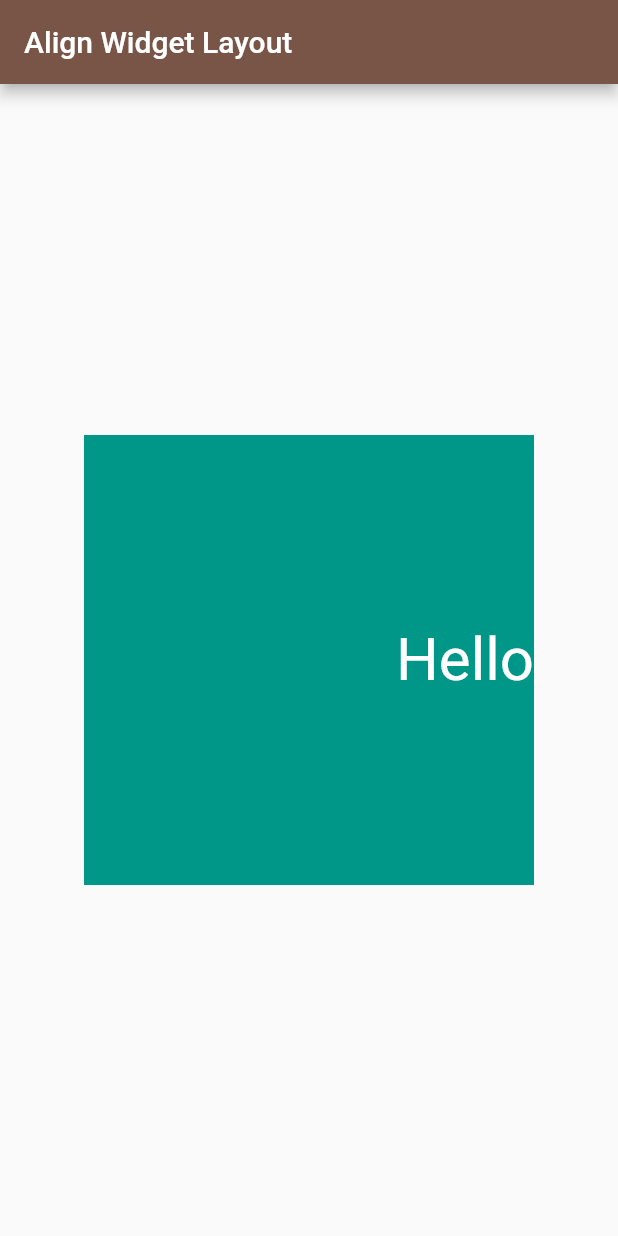
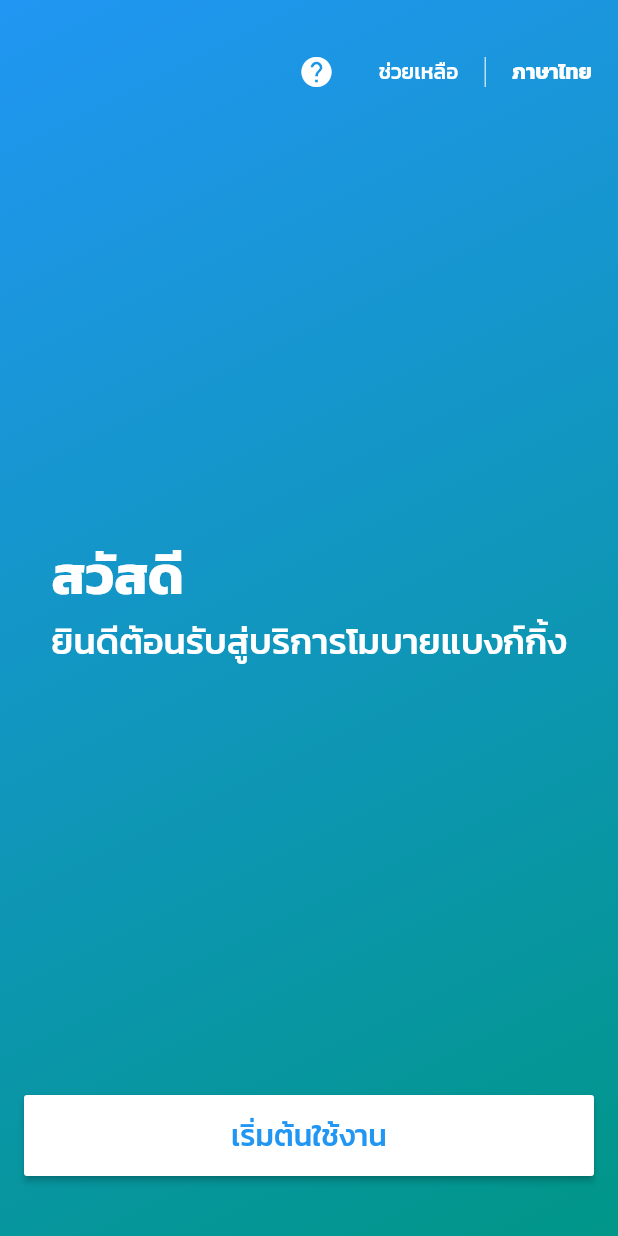
Before and after one commit to iamsamitdev/flutter_layout_inclass, a Flutter app: the screen it shows after launch, on a phone screen of 412 x 824 dp. Run offline on Flutter 3.47's test engine with Material 2 defaults, Android fonts, the phone set to English and light mode, and no system bars.

Commit message:
workshop commplete

```diff
--- a/lib/main.dart
+++ b/lib/main.dart
@@ -1,4 +1,5 @@
 import 'package:flutter/material.dart';
+import 'package:flutter/services.dart';
 import 'package:flutter_layout/align_widget_layout.dart';
 import 'package:flutter_layout/column_widget_layout.dart';
 import 'package:flutter_layout/container_widget_layout.dart';
@@ -6,6 +7,7 @@ import 'package:flutter_layout/expanded_widget_layout.dart';
 import 'package:flutter_layout/row_widget_layout.dart';
 import 'package:flutter_layout/sizedbox_widget_layout.dart';
 import 'package:flutter_layout/stack_widget_layout.dart';
+import 'package:flutter_layout/workshop_welcome_screen.dart';
 import 'center_widget_layout.dart';
 
 void main() {
@@ -13,14 +15,22 @@ void main() {
 }
 
 class MyApp extends StatelessWidget {
+
   @override
   Widget build(BuildContext context) {
-    return MaterialApp(
+
+  // คำสั่งตั้งค่าล็อก Sreen เป็นแนวตั้ง
+  SystemChrome.setPreferredOrientations([
+      DeviceOrientation.portraitUp
+  ]);
+
+  return MaterialApp(
       debugShowCheckedModeBanner: false,
       theme: ThemeData(
+        fontFamily: 'Kanit',
         primarySwatch: Colors.purple
       ),
-      home: AlignWidgetPage(),
+      home: WelcomePage(),
     );
   }
 }
--- /dev/null
+++ b/lib/workshop_welcome_screen.dart
@@ -0,0 +1,117 @@
+import 'package:flutter/material.dart';
+
+class WelcomePage extends StatefulWidget {
+  WelcomePage({Key key}) : super(key: key);
+
+  @override
+  _WelcomePageState createState() => _WelcomePageState();
+}
+
+class _WelcomePageState extends State<WelcomePage> {
+  @override
+  Widget build(BuildContext context) {
+    return Scaffold(
+     body: Container(
+
+       decoration: BoxDecoration(
+         gradient: LinearGradient(
+           begin: Alignment.topLeft,
+           end: Alignment(1.0, 1.0),
+           colors: [Colors.blue, Colors.teal],
+           tileMode: TileMode.repeated
+         ),
+        //  image: DecorationImage(
+        //    image: NetworkImage('https://www.itl.cat/pngfile/big/291-2918045_iphone-11-wallpaper-aesthetic.jpg'),
+        //    fit: BoxFit.cover
+        //  )
+       ),
+
+       child: Column(
+         mainAxisAlignment: MainAxisAlignment.spaceBetween,
+         children: <Widget>[
+           _textHeader(),
+           _textWelcome(),
+           _buttonStart()
+         ],
+       ),
+     ),
+    );
+  }
+
+
+  // Header Widget
+  Widget _textHeader(){
+    return Padding(
+      padding: const EdgeInsets.only(top: 24.0),
+      child: Row(
+        mainAxisAlignment: MainAxisAlignment.end,
+        children: <Widget>[
+          IconButton(
+            icon: Icon(Icons.help, color: Colors.white,),
+            onPressed: (){}
+          ),
+          FlatButton(
+            onPressed: (){},
+            child: Text('ช่วยเหลือ'),
+            textColor: Colors.white,
+            splashColor: Colors.transparent,
+            highlightColor: Colors.transparent,
+          ),
+          Container(
+            width: 1.0,
+            height: 20.0,
+            color: Colors.white70,
+          ),
+          FlatButton(
+            onPressed: (){},
+            child: Text('ภาษาไทย', style: TextStyle(fontWeight: FontWeight.bold),),
+            textColor: Colors.white,
+            splashColor: Colors.transparent,
+            highlightColor: Colors.transparent,
+          ),
+        ],
+      ),
+    );
+  }
+
+  // Welcome Widget
+  Widget _textWelcome(){
+    return Column(
+      crossAxisAlignment: CrossAxisAlignment.start,
+      children: <Widget>[
+        Text(
+          'สวัสดี',
+          style: TextStyle(
+            fontSize: 36.0,
+            color: Colors.white,
+            fontWeight: FontWeight.bold,
+            fontFamily: 'Kanit'
+          ),
+        ),
+        Text(
+          'ยินดีต้อนรับสู่บริการโมบายแบงก์กิ้ง',
+          style: TextStyle(fontSize: 24.0, color: Colors.white),
+        )
+      ],
+    );
+  }
+
+  // ButtonStart Widget
+  Widget _buttonStart(){
+    return Padding(
+      padding: const EdgeInsets.only(left: 16.0, right:16.0, bottom: 40.0),
+      child: SizedBox(
+        width: double.infinity,
+        child: RaisedButton(
+            onPressed: (){},
+            color: Colors.white,
+            child: Padding(
+              padding: const EdgeInsets.all(12.0),
+              child: Text('เริ่มต้นใช้งาน', style: TextStyle(fontSize: 20.0, color: Colors.blue),),
+            ),
+        ),
+      ),
+    );
+  }
+
+} // Class
```
Also changed, not shown: pubspec.yaml (+6 -6 lines), fonts/Kanit-Bold.ttf (added), fonts/Kanit-Medium.ttf (added), fonts/Kanit-Thin.ttf (added).
